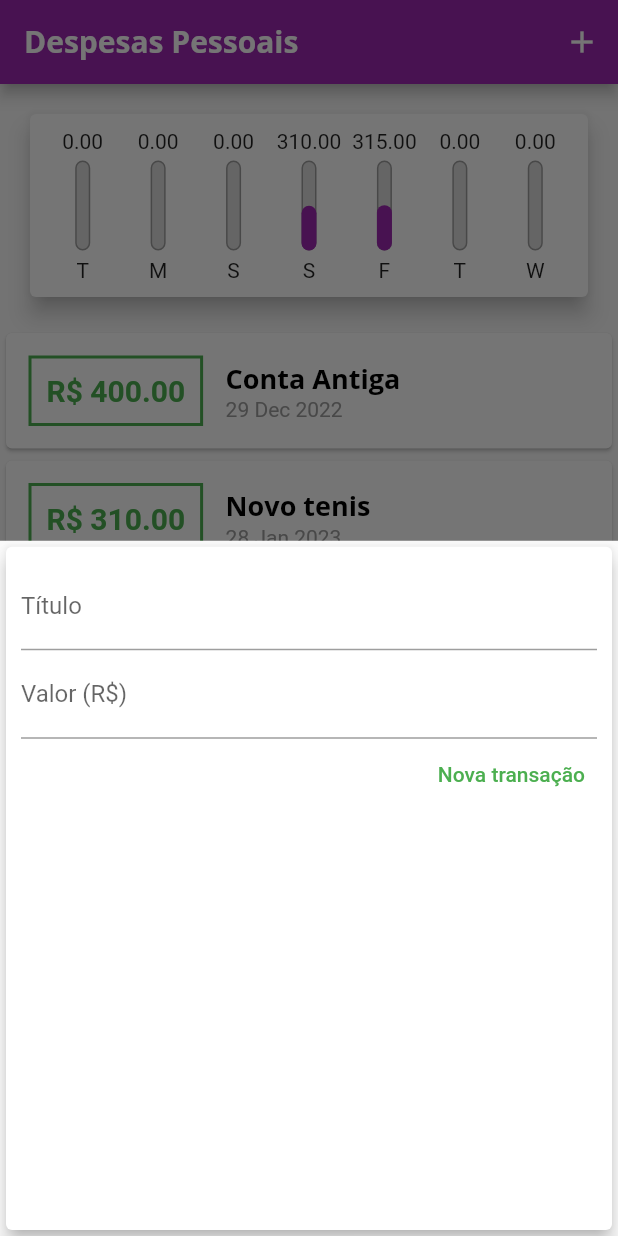
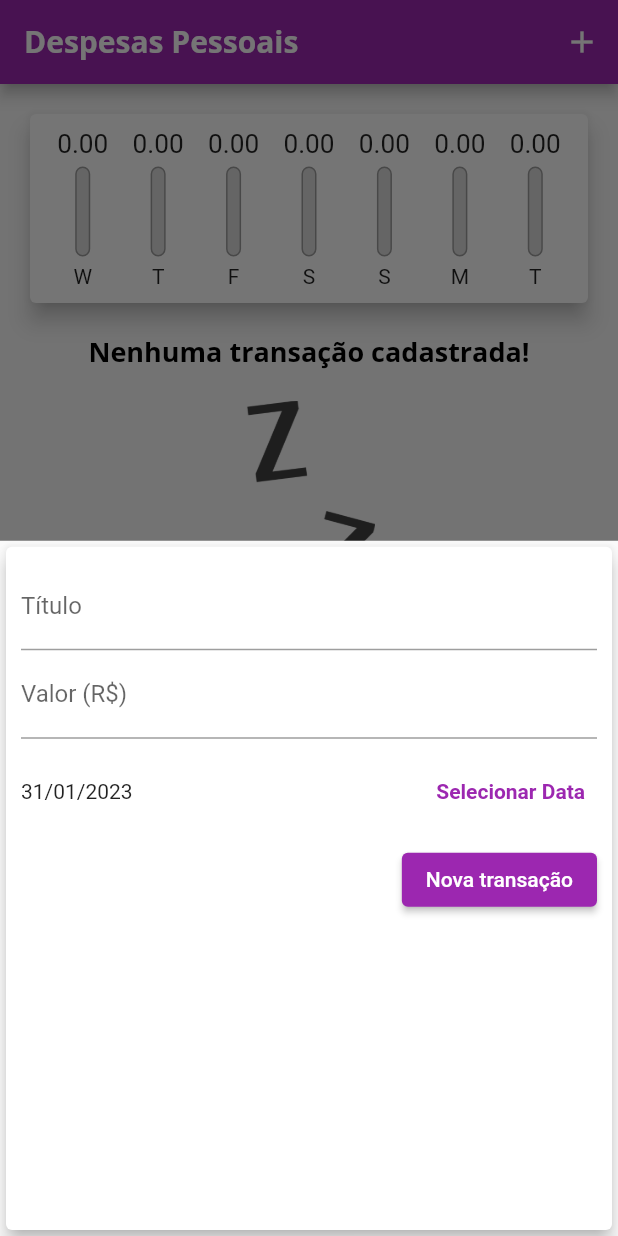
Before and after one commit to GustavoMen/expensesApp, a Flutter app: the screen it shows after launch, after a tap on the "add" icon, on a phone screen of 412 x 824 dp. Run offline on Flutter 3.47's test engine with Material 2 defaults, Android fonts, the phone set to English and light mode, and no system bars.

Commit message:
Fixed prefer SizedBox

```diff
--- a/lib/components/chart.dart
+++ b/lib/components/chart.dart
@@ -33,7 +33,7 @@ class Chart extends StatelessWidget {
         'day': DateFormat.E().format(weekDay)[0],
         'value': totalSum,
       };
-    });
+    }).reversed.toList();
   }
 
   double get _weekTotalValue {
@@ -58,7 +58,9 @@ class Chart extends StatelessWidget {
               child: ChartBar(
                 label: e['day'].toString(),
                 value: double.parse(e['value'].toString()),
-                percentage: (e['value'] as double) / _weekTotalValue,
+                percentage: _weekTotalValue == 0
+                    ? 0
+                    : (e['value'] as double) / _weekTotalValue,
               ),
             );
           }).toList(),
--- a/lib/components/chat_bar.dart
+++ b/lib/components/chat_bar.dart
@@ -16,13 +16,16 @@ class ChartBar extends StatelessWidget {
   Widget build(BuildContext context) {
     return Column(
       children: [
-        FittedBox(
-          child: Text(value.toStringAsFixed(2)),
+        SizedBox(
+          height: 20,
+          child: FittedBox(
+            child: Text(value.toStringAsFixed(2)),
+          ),
         ),
         const SizedBox(
           height: 5,
         ),
-        Container(
+        SizedBox(
           height: 60,
           width: 10,
           child: Stack(
--- a/lib/components/transaction_form.dart
+++ b/lib/components/transaction_form.dart
@@ -1,27 +1,45 @@
 import 'package:flutter/material.dart';
+import 'package:intl/intl.dart';
 
 class TransactionForm extends StatefulWidget {
-  TransactionForm({required this.onSubmit, super.key});
+  const TransactionForm({required this.onSubmit, super.key});
 
-  final void Function(String, double) onSubmit;
+  final void Function(String, double, DateTime) onSubmit;
 
   @override
   State<TransactionForm> createState() => _TransactionFormState();
 }
 
 class _TransactionFormState extends State<TransactionForm> {
-  final titleController = TextEditingController();
-
-  final valueController = TextEditingController();
+  final _titleController = TextEditingController();
+  final _valueController = TextEditingController();
+  DateTime? _selectedDate = DateTime.now();
 
   _submitForm() {
-    final title = titleController.text;
-    final value = double.tryParse(valueController.text) ?? 0.0;
+    final title = _titleController.text;
+    final value = double.tryParse(_valueController.text) ?? 0.0;
 
-    if (title.isEmpty || value <= 0) {
+    if (title.isEmpty || value <= 0 || _selectedDate == null) {
       return;
     }
-    widget.onSubmit(title, value);
+    widget.onSubmit(title, value, _selectedDate!);
+  }
+
+  _showDatePicker() {
+    showDatePicker(
+      context: context,
+      initialDate: DateTime.now(),
+      firstDate: DateTime(2023),
+      lastDate: DateTime.now(),
+    ).then((pickedDate) {
+      if (pickedDate == null) {
+        return;
+      }
+
+      setState(() {
+        _selectedDate = pickedDate;
+      });
+    });
   }
 
   @override
@@ -33,7 +51,7 @@ class _TransactionFormState extends State<TransactionForm> {
         child: Column(
           children: [
             TextField(
-              controller: titleController,
+              controller: _titleController,
               decoration: const InputDecoration(
                 labelText: 'Título',
               ),
@@ -41,22 +59,43 @@ class _TransactionFormState extends State<TransactionForm> {
             TextField(
               keyboardType:
                   const TextInputType.numberWithOptions(decimal: true),
-              controller: valueController,
+              controller: _valueController,
               onSubmitted: (value) => _submitForm(),
               decoration: const InputDecoration(
                 labelText: 'Valor (R\$)',
               ),
             ),
+            SizedBox(
+              height: 70,
+              child: Row(
+                mainAxisAlignment: MainAxisAlignment.spaceBetween,
+                children: [
+                  Text(_selectedDate == null
+                      ? 'Nenhuma data selecionada!'
+                      : DateFormat('dd/MM/y').format(_selectedDate!)),
+                  TextButton(
+                    onPressed: _showDatePicker,
+                    child: const Text(
+                      'Selecionar Data',
+                      style: TextStyle(
+                        fontWeight: FontWeight.bold,
+                      ),
+                    ),
+                  )
+                ],
+              ),
+            ),
             Row(
               mainAxisAlignment: MainAxisAlignment.end,
               children: [
-                TextButton(
-                  onPressed: _submitForm,
-                  child: const Text('Nova transação'),
-                  style: TextButton.styleFrom(
-                    foregroundColor: Colors.green,
-                  ),
-                ),
+                ElevatedButton(
+                    onPressed: _submitForm,
+                    style: TextButton.styleFrom(
+                      foregroundColor: Colors.white,
+                    ),
+                    child: const Text(
+                      'Nova transação',
+                    )),
               ],
             )
           ],
--- a/lib/components/transaction_list.dart
+++ b/lib/components/transaction_list.dart
@@ -4,13 +4,15 @@ import 'package:intl/intl.dart';
 import '../models/transaction.dart';
 
 class TransactionList extends StatelessWidget {
-  const TransactionList({required this.transactions, super.key});
+  const TransactionList(
+      {required this.transactions, required this.onRemove, super.key});
 
   final List<Transaction> transactions;
+  final void Function(String) onRemove;
 
   @override
   Widget build(BuildContext context) {
-    return Container(
+    return SizedBox(
       height: 300,
       child: transactions.isEmpty
           ? Column(
@@ -20,7 +22,7 @@ class TransactionList extends StatelessWidget {
                   style: Theme.of(context).textTheme.headline6,
                 ),
                 const SizedBox(height: 20),
-                Container(
+                SizedBox(
                   height: 200,
                   child: Image.asset(
                     'assets/images/waiting.png',
@@ -34,49 +36,34 @@ class TransactionList extends StatelessWidget {
               itemBuilder: (ctx, index) {
                 final e = transactions[index];
                 return Card(
-                  child: Row(
-                    children: <Widget>[
-                      Container(
+                  elevation: 5,
                   margin: const EdgeInsets.symmetric(
-                          horizontal: 15,
-                          vertical: 15,
+                    vertical: 8,
+                    horizontal: 5,
                   ),
-                        decoration: BoxDecoration(
-                          border: Border.all(
-                            color: Theme.of(context).colorScheme.secondary,
-                            width: 2,
-                          ),
-                        ),
-                        padding: const EdgeInsets.all(10),
-                        child: Text(
-                          "R\$ ${e.value.toStringAsFixed(2)}",
-                          style: TextStyle(
-                            fontWeight: FontWeight.bold,
-                            fontSize: 20,
-                            color: Theme.of(context).colorScheme.secondary,
+                  child: ListTile(
+                    leading: CircleAvatar(
+                      backgroundColor: Theme.of(context).colorScheme.primary,
+                      radius: 30,
+                      child: Padding(
+                        padding: const EdgeInsets.all(6.0),
+                        child: FittedBox(
+                          child: Text('R\$${e.value}'),
                         ),
                       ),
                     ),
-                      Column(
-                        crossAxisAlignment: CrossAxisAlignment.start,
-                        children: <Widget>[
-                          Text(e.title,
-                              style: Theme.of(context).textTheme.headline6
-
-                              // style: const TextStyle(
-                              //   fontSize: 16,
-                              //   fontWeight: FontWeight.bold,
-                              // ),
+                    title: Text(
+                      e.title,
+                      style: Theme.of(context).textTheme.headline6,
                     ),
-                          Text(
+                    subtitle: Text(
                       DateFormat('d MMM y').format(e.date),
-                            style: const TextStyle(
-                              color: Colors.grey,
                     ),
-                          )
-                        ],
-                      )
-                    ],
+                    trailing: IconButton(
+                      icon: const Icon(Icons.delete),
+                      color: Theme.of(context).errorColor,
+                      onPressed: () => onRemove(e.id),
+                    ),
                   ),
                 );
               },
--- a/lib/main.dart
+++ b/lib/main.dart
@@ -50,24 +50,24 @@ class HomePage extends StatefulWidget {
 
 class _HomePageState extends State<HomePage> {
   final List<Transaction> _transactions = [
-    Transaction(
-      id: "t0",
-      title: "Conta Antiga",
-      value: 400.00,
-      date: DateTime.now().subtract(const Duration(days: 33)),
-    ),
-    Transaction(
-      id: "t1",
-      title: "Novo tenis",
-      value: 310,
-      date: DateTime.now().subtract(const Duration(days: 3)),
-    ),
-    Transaction(
-      id: "t2",
-      title: "Novo tenis 2",
-      value: 315,
-      date: DateTime.now().subtract(const Duration(days: 4)),
-    ),
+    // Transaction(
+    //   id: "t0",
+    //   title: "Conta Antiga",
+    //   value: 400.00,
+    //   date: DateTime.now().subtract(const Duration(days: 33)),
+    // ),
+    // Transaction(
+    //   id: "t1",
+    //   title: "Novo tenis",
+    //   value: 310,
+    //   date: DateTime.now().subtract(const Duration(days: 3)),
+    // ),
+    // Transaction(
+    //   id: "t2",
+    //   title: "Novo tenis 2",
+    //   value: 315,
+    //   date: DateTime.now().subtract(const Duration(days: 4)),
+    // ),
   ];
 
   List<Transaction> get _recentTransactions {
@@ -80,12 +80,12 @@ class _HomePageState extends State<HomePage> {
     }).toList();
   }
 
-  _addTransaction(String title, double value) {
+  _addTransaction(String title, double value, DateTime date) {
     final newTransaction = Transaction(
       id: Random().nextDouble().toString(),
       title: title,
       value: value,
-      date: DateTime.now(),
+      date: date,
     );
 
     setState(() {
@@ -93,6 +93,12 @@ class _HomePageState extends State<HomePage> {
     });
 
     Navigator.of(context).pop();
+  }
+
+  _removeTransaction(String id) {
+    setState(() {
+      _transactions.removeWhere((e) => e.id == id);
+    });
   }
 
   _openTransactionFormModal(BuildContext context) {
@@ -120,18 +126,20 @@ class _HomePageState extends State<HomePage> {
         ],
       ),
       body: SingleChildScrollView(
-        child: Container(
+        child: SizedBox(
           width: double.infinity,
           child: Column(
             crossAxisAlignment: CrossAxisAlignment.stretch,
             children: [
               Chart(_recentTransactions),
-              TransactionList(transactions: _transactions),
+              TransactionList(
+                  transactions: _transactions, onRemove: _removeTransaction),
             ],
           ),
         ),
       ),
       floatingActionButton: FloatingActionButton(
+        backgroundColor: Theme.of(context).colorScheme.primary,
         child: const Icon(Icons.add),
         onPressed: () => _openTransactionFormModal(context),
       ),
```
Lines whose indentation alone changed are shown as unchanged.
